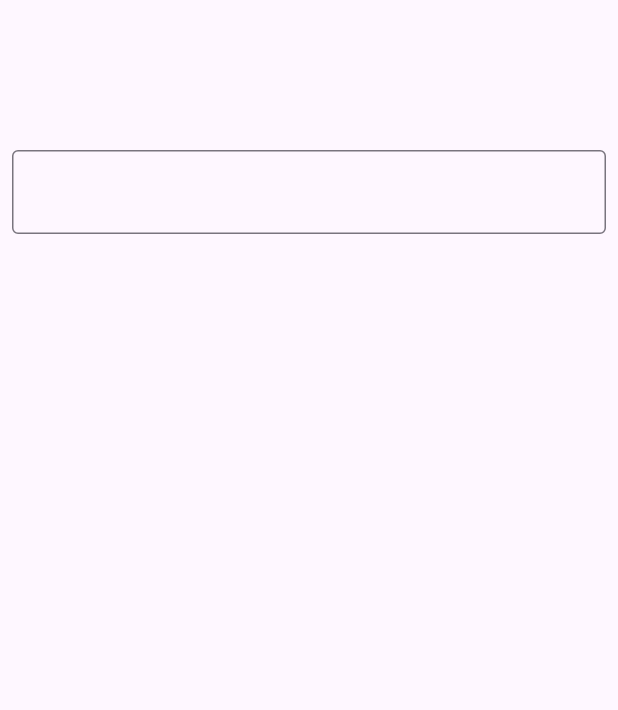
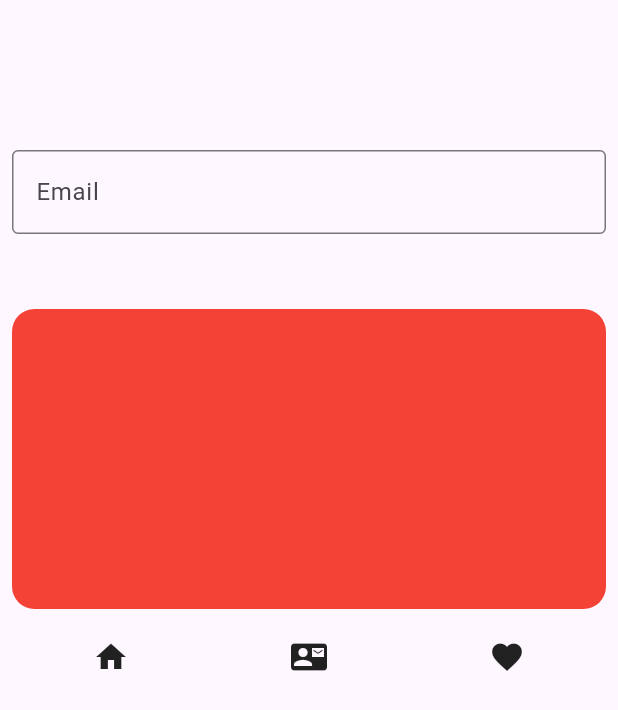
Before and after one commit to Apeksha-P/Flutter-Basic-projects, a Flutter app: the screen it shows after launch, on a phone screen of 412 x 824 dp. Shown: the top 710 px of the screen. Run offline on Flutter 3.47's test engine with Material 3 defaults, Android fonts, the phone set to English and light mode, and no system bars.

Commit message:
Add icons

```diff
--- a/flutter_ui/lib/screens/UI1.dart
+++ b/flutter_ui/lib/screens/UI1.dart
@@ -11,7 +11,25 @@ class UI1 extends StatelessWidget {
         child: Column(
           children: [
             TextField(
-              decoration: InputDecoration(border: OutlineInputBorder()),
+              decoration: InputDecoration(border: OutlineInputBorder(),label: Text("Email")),
+            ),
+            SizedBox(height: 50,),
+            Container(
+              height: 200,
+              width: 400,
+              decoration: BoxDecoration(
+                color: Colors.red,
+                borderRadius: BorderRadius.circular(15)
+              ),
+            ),
+            SizedBox(height: 20,),
+            Row(
+              mainAxisAlignment: MainAxisAlignment.spaceAround,
+              children: [
+                Icon(Icons.home),
+                Icon(Icons.contact_mail),
+                Icon(Icons.favorite),
+              ],
             )
           ],
         ),
```
